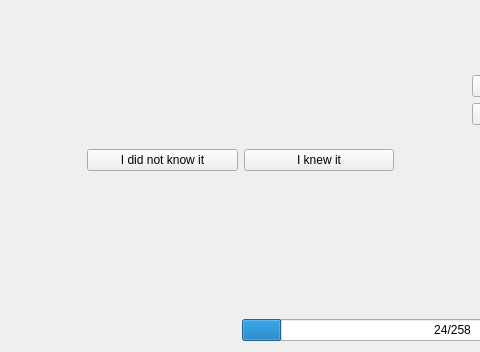
Old version of the form src/practice/practice_mainwindow.ui in the repository KDE/parley; both pictures show x 197 to 677 and y 252 to 604 of the 871 by 604 pixel window.
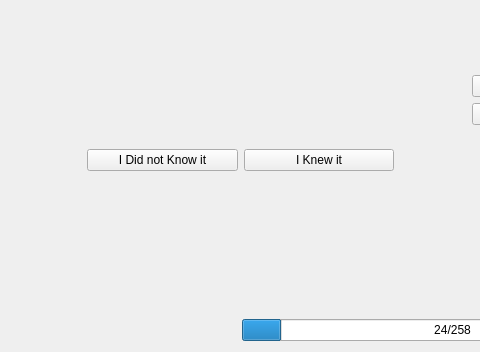
New version of the form. Custom widgets are drawn as their Qt base class.

```diff
--- a/src/practice/practice_mainwindow.ui
+++ b/src/practice/practice_mainwindow.ui
@@ -216,14 +216,14 @@
          <item>
           <widget class="QPushButton" name="countAsWrongButton">
            <property name="text">
-            <string>I did not know it</string>
+            <string>I Did not Know it</string>
            </property>
           </widget>
          </item>
          <item>
           <widget class="QPushButton" name="countAsCorrectButton">
            <property name="text">
-            <string>I knew it</string>
+            <string>I Knew it</string>
            </property>
           </widget>
          </item>
```
